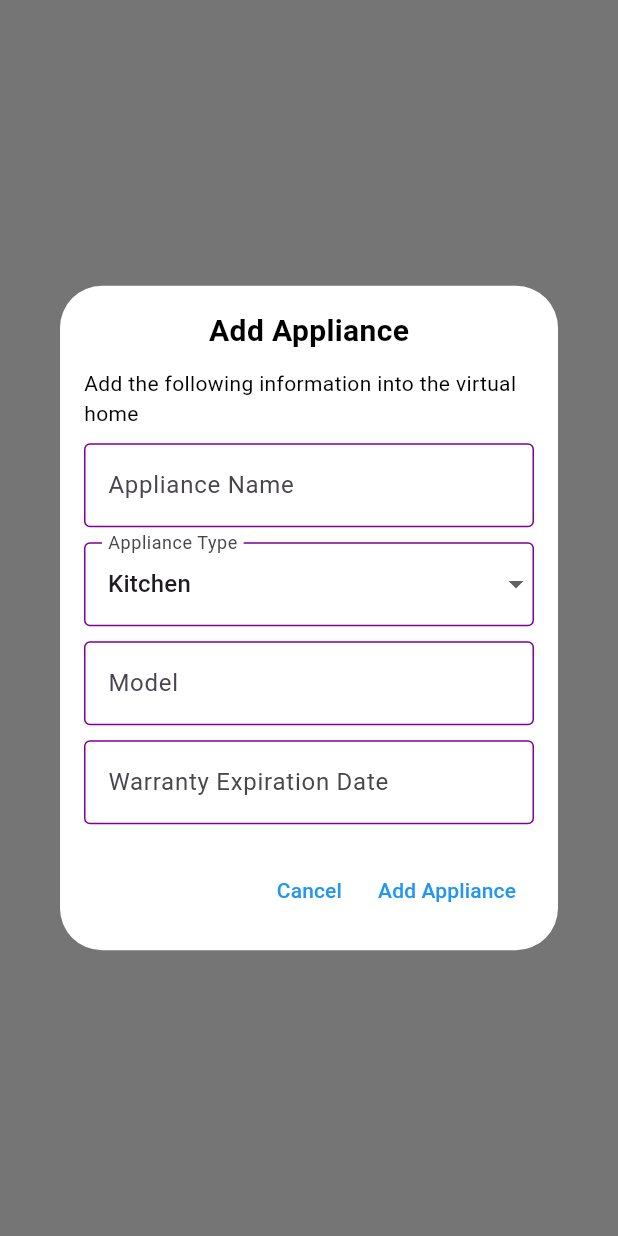
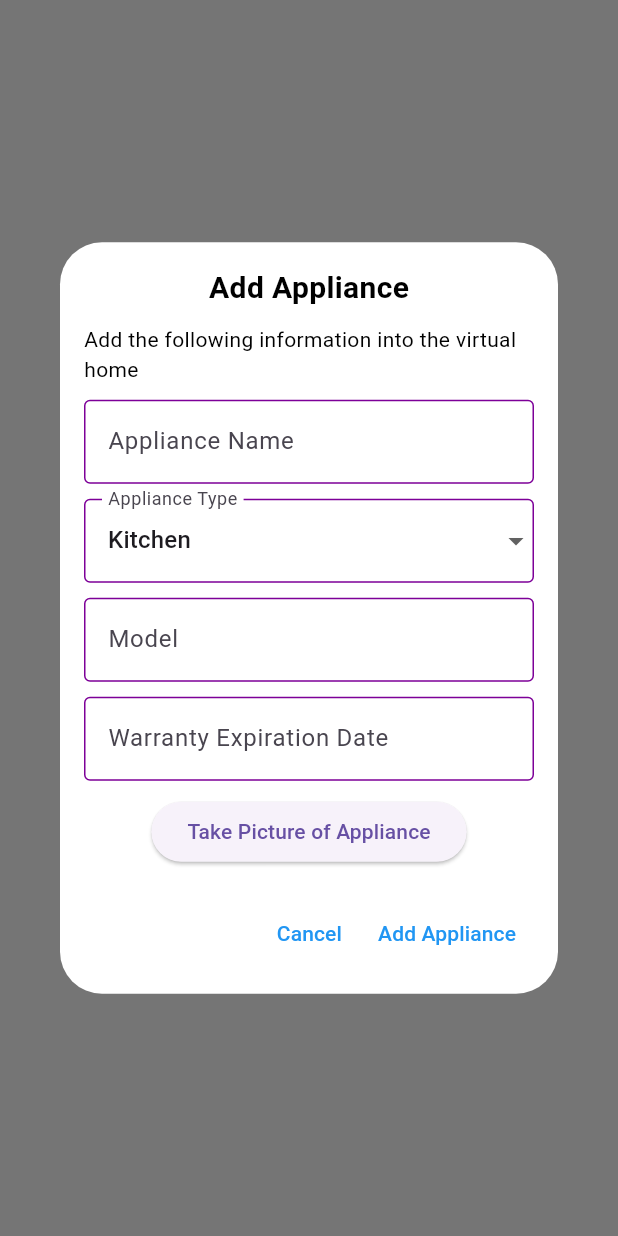
Before and after one commit to eHolmes2340/Appliance-Manager, a Flutter app: what addApplianceDialog() shows on an empty page, opened directly, on a phone screen of 412 x 824 dp. Run offline on Flutter 3.47's test engine with Material 3 defaults, Android fonts, the light colour scheme and no system bars; our stand-ins replace camera, firebase_auth, firebase_core, flutter_dotenv, logger; accounts and stored records are empty; network calls fail.

Commit message:
Added the camera.

```diff
--- a/lib/features/dashboard/widgets/add_appliance.dart
+++ b/lib/features/dashboard/widgets/add_appliance.dart
@@ -1,6 +1,8 @@
+import 'package:camera/camera.dart';
 import 'package:flutter/material.dart';
 import '../model/appliance_information.dart';
 import '../../../common/theme.dart';
+import 'camera_button.dart';
 
 //Function  :_addApplianceDialog
 //Description : This function
@@ -9,6 +11,7 @@ void addApplianceDialog(BuildContext context) {
   final model = TextEditingController();
   final warranty_expiration_date = TextEditingController();
   String selectedApplianceType = 'Kitchen'; // Default value
+  XFile? applianceImage;
 
   showDialog(
     context: context,
@@ -16,7 +19,8 @@ void addApplianceDialog(BuildContext context) {
       return Dialog(
         child: StatefulBuilder(
           builder: (BuildContext context, StateSetter setState) {
-            return Padding(
+            return SingleChildScrollView(
+              child: Padding(
                 padding: const EdgeInsets.all(16.0),
                 child: Column(
                   mainAxisSize: MainAxisSize.min,
@@ -95,6 +99,14 @@ void addApplianceDialog(BuildContext context) {
                             ),
                             controller: warranty_expiration_date, //YYYY-MM-DD
                           ),
+                          SizedBox(height: 10),
+                          CameraButton(
+                            onPictureTaken: (XFile image) {
+                              setState(() {
+                                applianceImage = image;
+                              });
+                            },
+                          ),
                         ],
                       ),
                     ),
@@ -109,18 +121,16 @@ void addApplianceDialog(BuildContext context) {
                           child: Text('Cancel'),
                         ),
                         TextButton(
-                        onPressed: () {
-                          Appliance appliance = Appliance(
+                          onPressed: ()
+                          {
+
+                            Appliance appliance =  Appliance(
                               applianceName: appliance_name.text,
                               applianceType: selectedApplianceType,
                               model: model.text,
                               warrantyExpirationDate: warranty_expiration_date.text,
+                              appilanceImage: applianceImage, //
                             );
-                          // Perform the action to add the appliance
-
-                          //add to database.
-
-
                             Navigator.of(context).pop();
                           },
                           child: Text('Add Appliance'),
@@ -129,6 +139,7 @@ void addApplianceDialog(BuildContext context) {
                     ),
                   ],
                 ),
+              ),
             );
           },
         ),
--- /dev/null
+++ b/lib/features/dashboard/widgets/camera_button.dart
@@ -0,0 +1,66 @@
+import 'package:flutter/material.dart';
+import 'package:camera/camera.dart';
+import 'camera_screen.dart';
+
+//Class       :CameraButton
+//Description : This class will contain the camera button widget
+class CameraButton extends StatefulWidget {
+  final Function(XFile) onPictureTaken;
+
+  CameraButton({required this.onPictureTaken});
+
+  @override
+  _CameraButtonState createState() => _CameraButtonState();
+}
+
+//Class       :_CameraButtonState
+//Description : This class will contain the state for the camera button widget
+class _CameraButtonState extends State<CameraButton> {
+  CameraController? _controller;
+  List<CameraDescription>? cameras;
+
+  @override
+  void initState() {
+    super.initState();
+    _initializeCamera();
+  }
+
+  //Function  :_initializeCamera
+  //Description : This function will initialize the camera
+  Future<void> _initializeCamera() async {
+    cameras = await availableCameras();
+    if (cameras != null && cameras!.isNotEmpty) {
+      _controller = CameraController(cameras![0], ResolutionPreset.high);
+      await _controller?.initialize();
+      setState(() {}); // Refresh the UI after camera initialization
+    }
+  }
+  @override
+  void dispose() {
+    _controller?.dispose();
+    super.dispose();
+  }
+
+  @override
+  Widget build(BuildContext context) {
+    return ElevatedButton(
+      onPressed: () async {
+        if (_controller != null && _controller!.value.isInitialized) {
+          final XFile? picture = await Navigator.of(context).push(
+            MaterialPageRoute(
+              builder: (context) => CameraScreen(controller: _controller!),
+            ),
+          );
+          if (picture != null) {
+            widget.onPictureTaken(picture);
+          }
+        } else {
+          ScaffoldMessenger.of(context).showSnackBar(
+            SnackBar(content: Text('Camera not initialized')),
+          );
+        }
+      },
+      child: Text('Take Picture of Appliance'),
+    );
+  }
+}
```
Also changed, not shown: lib/features/dashboard/model/appliance_information.dart (+14 -2 lines), lib/features/dashboard/widgets/camera_screen.dart (added, +41 -0 lines), lib/features/dashboard/widgets/user_appliance_list.dart (added, +8 -0 lines), 2 other files. Lines whose indentation alone changed are shown as unchanged.
